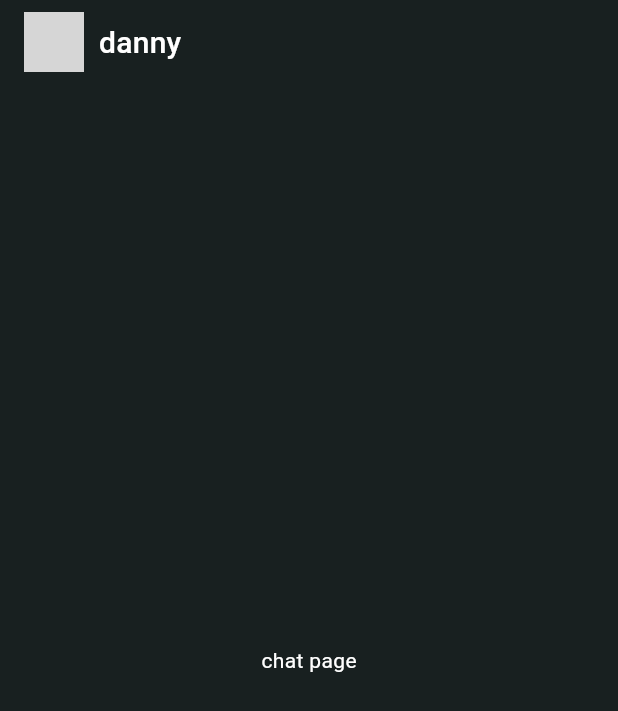
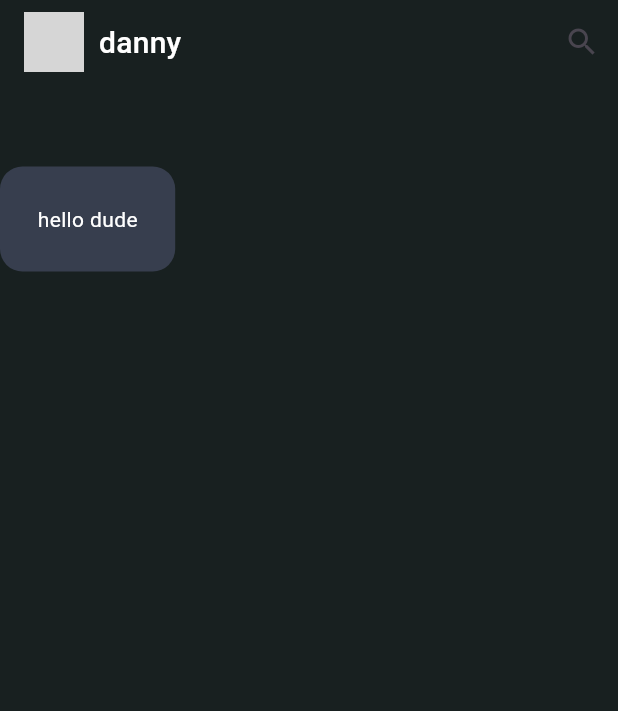
Before and after one commit to Betremariam/fiyori, a Flutter app: the screen it shows after launch, on a phone screen of 412 x 824 dp. Shown: the top 711 px of the screen. Run offline on Flutter 3.47's test engine with Material 3 defaults, Android fonts, the phone set to English and light mode, and no system bars; our stand-ins replace google_fonts; network calls fail; grey boxes are pictures that could not be loaded.

Commit message:
creating the recived messages UI

```diff
--- a/mobile_app/lib/chat_page.dart
+++ b/mobile_app/lib/chat_page.dart
@@ -1,4 +1,5 @@
 import 'package:flutter/material.dart';
+import 'package:mobile_app/core/theme.dart';
 
 class ChatPage extends StatelessWidget {
   const ChatPage({super.key});
@@ -18,8 +19,35 @@ class ChatPage extends StatelessWidget {
         ),
         backgroundColor: Colors.transparent,
         elevation: 0,
+        actions: [IconButton(onPressed: () {}, icon: Icon(Icons.search))],
       ),
-      body: Center(child: Text("chat page")),
+      body: Column(
+        children: [
+          Expanded(
+            child: ListView(
+              children: [
+                Padding(padding: EdgeInsets.all(25)),
+                _buildRecivedMessages(context, "hello dude"),
+              ],
+            ),
+          ),
+        ],
+      ),
+    );
+  }
+
+  Widget _buildRecivedMessages(BuildContext context, String message) {
+    return Align(
+      alignment: Alignment.centerLeft,
+      child: Container(
+        margin: EdgeInsets.only(right: 30, top: 5, bottom: 5),
+        padding: EdgeInsets.all(25),
+        decoration: BoxDecoration(
+          color: DefaultColors.receiverMessage,
+          borderRadius: BorderRadius.circular(15),
+        ),
+        child: Text(message, style: Theme.of(context).textTheme.bodyMedium),
+      ),
     );
   }
 }
--- a/mobile_app/lib/message_page.dart
+++ b/mobile_app/lib/message_page.dart
@@ -38,8 +38,8 @@ class MessagePage extends StatelessWidget {
             ),
           ),
           SizedBox(height: 10),
-          Expanded(
-            child: Container(
+
+          Container(
             decoration: BoxDecoration(
               color: DefaultColors.messageListPage,
               borderRadius: BorderRadius.only(
@@ -55,7 +55,6 @@ class MessagePage extends StatelessWidget {
                 _buildMessageTile("mamo", "hella yoo", "07:43"),
                 _buildMessageTile("danny", "fazz", "09:43"),
               ],
-              ),
             ),
           ),
         ],
```
Lines whose indentation alone changed are shown as unchanged.
